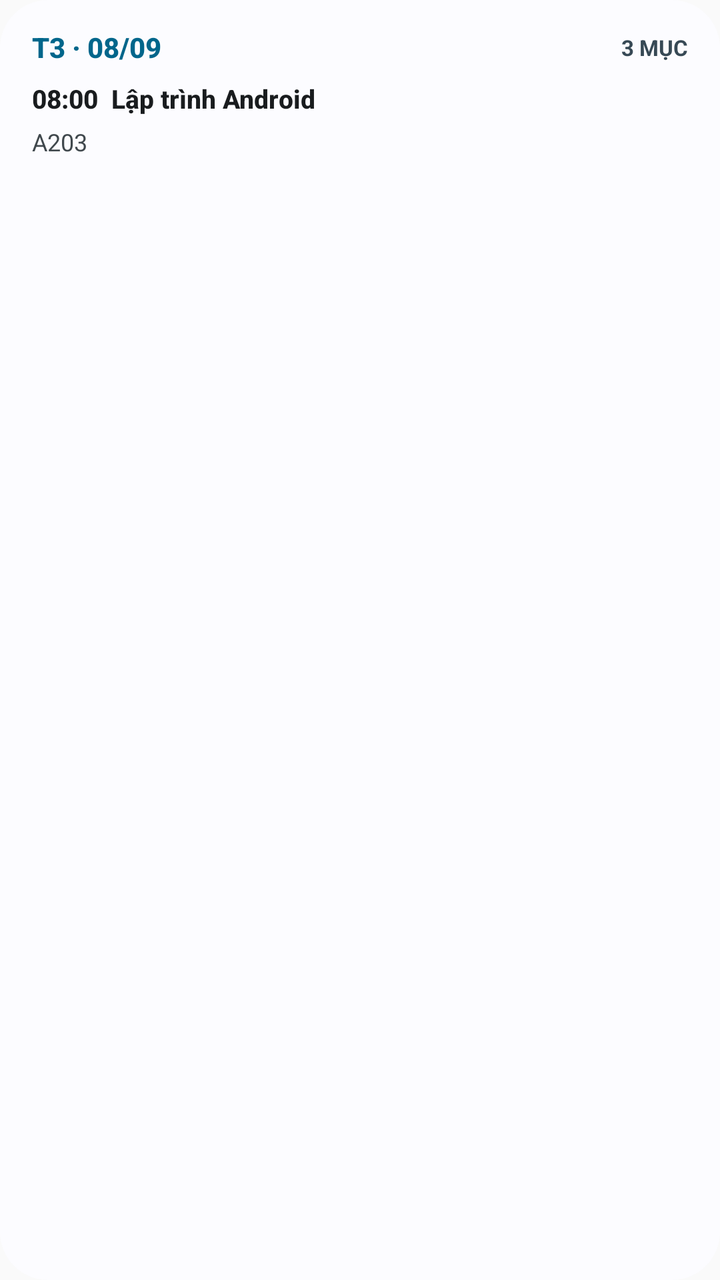
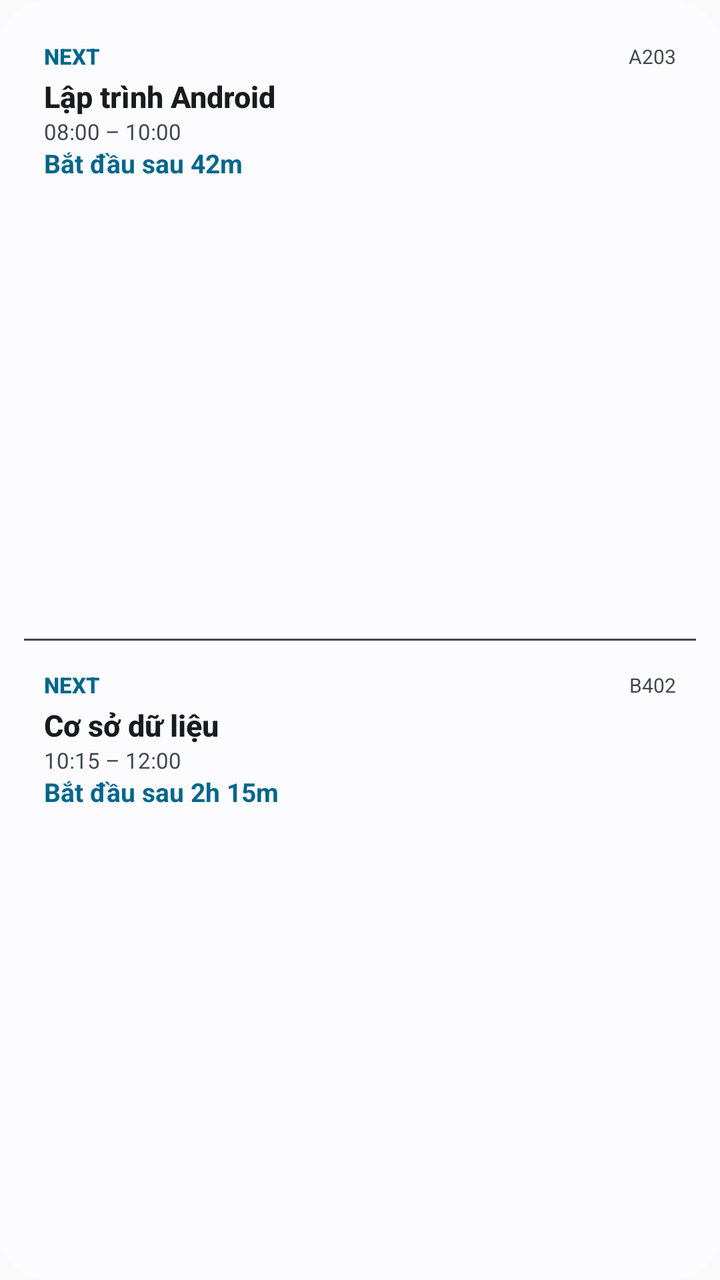

The first picture is an Android layout as it rendered before a commit; the second is the same layout after the commit. The layout source and the unified diff follow.
<!-- AndroidManifest.xml: application theme Theme.Nexta -->
<!-- res/layout/nexta_widget.xml -->
<?xml version="1.0" encoding="utf-8"?>
<LinearLayout xmlns:android="http://schemas.android.com/apk/res/android"
    android:id="@+id/widget_root"
    android:layout_width="match_parent"
    android:layout_height="match_parent"
    android:orientation="vertical"
    android:padding="16dp"
    android:background="@drawable/nexta_widget_background">

    <LinearLayout
        android:layout_width="match_parent"
        android:layout_height="wrap_content"
        android:gravity="center_vertical">
        <TextView
            android:id="@+id/widget_status"
            android:layout_width="0dp"
            android:layout_height="wrap_content"
            android:layout_weight="1"
            android:includeFontPadding="false"
            android:text="T3 · 08/09"
            android:textColor="@color/nexta_widget_accent"
            android:textSize="14sp"
            android:textStyle="bold"
            android:fontFamily="sans-serif-medium" />
        <TextView
            android:id="@+id/widget_location"
            android:layout_width="wrap_content"
            android:layout_height="wrap_content"
            android:includeFontPadding="false"
            android:text="3 MỤC"
            android:textColor="@color/nexta_widget_badge_text"
            android:textSize="11sp"
            android:textStyle="bold" />
    </LinearLayout>

    <TextView
        android:id="@+id/widget_countdown"
        android:layout_width="match_parent"
        android:layout_height="1dp"
        android:visibility="gone" />

    <TextView
        android:id="@+id/widget_event_title"
        android:layout_width="match_parent"
        android:layout_height="wrap_content"
        android:layout_marginTop="10dp"
        android:includeFontPadding="false"
        android:maxLines="4"
        android:ellipsize="end"
        android:lineSpacingExtra="3dp"
        android:text="08:00  Lập trình Android"
        android:textColor="@color/nexta_widget_on_container"
        android:textSize="13sp"
        android:textStyle="bold"
        android:fontFamily="sans-serif-medium" />

    <TextView
        android:id="@+id/widget_time"
        android:layout_width="match_parent"
        android:layout_height="wrap_content"
        android:layout_marginTop="7dp"
        android:includeFontPadding="false"
        android:maxLines="1"
        android:ellipsize="end"
        android:text="A203"
        android:textColor="@color/nexta_widget_secondary"
        android:textSize="12sp"
        android:fontFamily="sans-serif" />

</LinearLayout>
<!-- resources referenced by this layout -->
<resources>
  <color name="nexta_widget_accent">#6750A4</color>
  <color name="nexta_widget_badge_text">#4A4458</color>
  <color name="nexta_widget_on_container">#1D192B</color>
  <color name="nexta_widget_secondary">#625B71</color>
  <!-- drawable nexta_widget_background (drawable) -->
  <?xml version="1.0" encoding="utf-8"?>
  <shape xmlns:android="http://schemas.android.com/apk/res/android">
      <corners android:radius="24dp" />
      <solid android:color="@color/nexta_widget_container" />
  </shape>
  <style name="Theme.Nexta" parent="android:Theme.Material.Light.NoActionBar" />
  <color name="nexta_widget_container">#F7F2FA</color>
</resources>

<!-- the commit's change to res/layout/nexta_widget.xml (unified diff, before → after) -->
@@ -4,67 +4,182 @@
     android:layout_width="match_parent"
     android:layout_height="match_parent"
     android:orientation="vertical"
-    android:padding="16dp"
+    android:padding="12dp"
     android:background="@drawable/nexta_widget_background">
 
     <LinearLayout
         android:layout_width="match_parent"
-        android:layout_height="wrap_content"
-        android:gravity="center_vertical">
+        android:layout_height="0dp"
+        android:layout_weight="1"
+        android:orientation="vertical"
+        android:padding="10dp"
+        android:background="@drawable/nexta_widget_background">
+
+        <LinearLayout
+            android:layout_width="match_parent"
+            android:layout_height="wrap_content"
+            android:gravity="center_vertical">
+            <TextView
+                android:id="@+id/widget_status_1"
+                android:layout_width="0dp"
+                android:layout_height="wrap_content"
+                android:layout_weight="1"
+                android:includeFontPadding="false"
+                android:text="NEXT"
+                android:textColor="@color/nexta_widget_accent"
+                android:textSize="11sp"
+                android:textStyle="bold"
+                android:fontFamily="sans-serif-medium" />
+            <TextView
+                android:id="@+id/widget_location_1"
+                android:layout_width="wrap_content"
+                android:layout_height="wrap_content"
+                android:includeFontPadding="false"
+                android:maxLines="1"
+                android:ellipsize="end"
+                android:text="A203"
+                android:textColor="@color/nexta_widget_secondary"
+                android:textSize="10sp"
+                android:fontFamily="sans-serif" />
+        </LinearLayout>
+
         <TextView
-            android:id="@+id/widget_status"
-            android:layout_width="0dp"
+            android:id="@+id/widget_title_1"
+            android:layout_width="match_parent"
             android:layout_height="wrap_content"
-            android:layout_weight="1"
+            android:layout_marginTop="5dp"
             android:includeFontPadding="false"
-            android:text="T3 · 08/09"
-            android:textColor="@color/nexta_widget_accent"
-            android:textSize="14sp"
+            android:maxLines="1"
+            android:ellipsize="end"
+            android:text="Lập trình Android"
+            android:textColor="@color/nexta_widget_on_container"
+            android:textSize="15sp"
             android:textStyle="bold"
             android:fontFamily="sans-serif-medium" />
+
         <TextView
-            android:id="@+id/widget_location"
-            android:layout_width="wrap_content"
+            android:id="@+id/widget_time_1"
+            android:layout_width="match_parent"
             android:layout_height="wrap_content"
+            android:layout_marginTop="2dp"
             android:includeFontPadding="false"
-            android:text="3 MỤC"
-            android:textColor="@color/nexta_widget_badge_text"
-            android:textSize="11sp"
+            android:text="08:00 – 10:00"
+            android:textColor="@color/nexta_widget_secondary"
+            android:textSize="11sp" />
+
+        <TextView
+            android:id="@+id/widget_countdown_1"
+            android:layout_width="match_parent"
+            android:layout_height="wrap_content"
+            android:layout_marginTop="2dp"
+            android:includeFontPadding="false"
+            android:text="Bắt đầu sau 42m"
+            android:textColor="@color/nexta_widget_accent"
+            android:textSize="13sp"
             android:textStyle="bold" />
+
+        <TextView
+            android:id="@+id/widget_note_1"
+            android:layout_width="match_parent"
+            android:layout_height="wrap_content"
+            android:layout_marginTop="2dp"
+            android:includeFontPadding="false"
+            android:maxLines="1"
+            android:ellipsize="end"
+            android:text="Phòng A203 · ghi chú"
+            android:textColor="@color/nexta_widget_muted"
+            android:textSize="10sp"
+            android:visibility="gone" />
     </LinearLayout>
 
-    <TextView
-        android:id="@+id/widget_countdown"
+    <View
         android:layout_width="match_parent"
         android:layout_height="1dp"
-        android:visibility="gone" />
+        android:layout_marginVertical="6dp"
+        android:background="@color/nexta_widget_secondary" />
 
-    <TextView
-        android:id="@+id/widget_event_title"
+    <LinearLayout
         android:layout_width="match_parent"
-        android:layout_height="wrap_content"
-        android:layout_marginTop="10dp"
-        android:includeFontPadding="false"
-        android:maxLines="4"
-        android:ellipsize="end"
-        android:lineSpacingExtra="3dp"
-        android:text="08:00  Lập trình Android"
-        android:textColor="@color/nexta_widget_on_container"
-        android:textSize="13sp"
-        android:textStyle="bold"
-        android:fontFamily="sans-serif-medium" />
+        android:layout_height="0dp"
+        android:layout_weight="1"
+        android:orientation="vertical"
+        android:padding="10dp"
+        android:background="@drawable/nexta_widget_background">
 
-    <TextView
-        android:id="@+id/widget_time"
-        android:layout_width="match_parent"
-        android:layout_height="wrap_content"
-        android:layout_marginTop="7dp"
-        android:includeFontPadding="false"
-        android:maxLines="1"
-        android:ellipsize="end"
-        android:text="A203"
-        android:textColor="@color/nexta_widget_secondary"
-        android:textSize="12sp"
-        android:fontFamily="sans-serif" />
+        <LinearLayout
+            android:layout_width="match_parent"
+            android:layout_height="wrap_content"
+            android:gravity="center_vertical">
+            <TextView
+                android:id="@+id/widget_status_2"
+                android:layout_width="0dp"
+                android:layout_height="wrap_content"
+                android:layout_weight="1"
+                android:includeFontPadding="false"
+                android:text="NEXT"
+                android:textColor="@color/nexta_widget_accent"
+                android:textSize="11sp"
+                android:textStyle="bold"
+                android:fontFamily="sans-serif-medium" />
+            <TextView
+                android:id="@+id/widget_location_2"
+                android:layout_width="wrap_content"
+                android:layout_height="wrap_content"
+                android:includeFontPadding="false"
+                android:maxLines="1"
+                android:ellipsize="end"
+                android:text="B402"
+                android:textColor="@color/nexta_widget_secondary"
+                android:textSize="10sp" />
+        </LinearLayout>
+
+        <TextView
+            android:id="@+id/widget_title_2"
+            android:layout_width="match_parent"
+            android:layout_height="wrap_content"
+            android:layout_marginTop="5dp"
+            android:includeFontPadding="false"
+            android:maxLines="1"
+            android:ellipsize="end"
+            android:text="Cơ sở dữ liệu"
+            android:textColor="@color/nexta_widget_on_container"
+            android:textSize="15sp"
+            android:textStyle="bold"
+            android:fontFamily="sans-serif-medium" />
+
+        <TextView
+            android:id="@+id/widget_time_2"
+            android:layout_width="match_parent"
+            android:layout_height="wrap_content"
+            android:layout_marginTop="2dp"
+            android:includeFontPadding="false"
+            android:text="10:15 – 12:00"
+            android:textColor="@color/nexta_widget_secondary"
+            android:textSize="11sp" />
+
+        <TextView
+            android:id="@+id/widget_countdown_2"
+            android:layout_width="match_parent"
+            android:layout_height="wrap_content"
+            android:layout_marginTop="2dp"
+            android:includeFontPadding="false"
+            android:text="Bắt đầu sau 2h 15m"
+            android:textColor="@color/nexta_widget_accent"
+            android:textSize="13sp"
+            android:textStyle="bold" />
+
+        <TextView
+            android:id="@+id/widget_note_2"
+            android:layout_width="match_parent"
+            android:layout_height="wrap_content"
+            android:layout_marginTop="2dp"
+            android:includeFontPadding="false"
+            android:maxLines="1"
+            android:ellipsize="end"
+            android:text="Ghi chú"
+            android:textColor="@color/nexta_widget_muted"
+            android:textSize="10sp"
+            android:visibility="gone" />
+    </LinearLayout>
 
 </LinearLayout>
<!-- resource entries referenced after the edit -->
@@ -1,7 +1,7 @@
 <!-- resources referenced by this layout -->
 <resources>
   <color name="nexta_widget_accent">#6750A4</color>
-  <color name="nexta_widget_badge_text">#4A4458</color>
+  <color name="nexta_widget_muted">#625B71</color>
   <color name="nexta_widget_on_container">#1D192B</color>
   <color name="nexta_widget_secondary">#625B71</color>
   <!-- drawable nexta_widget_background (drawable) -->
